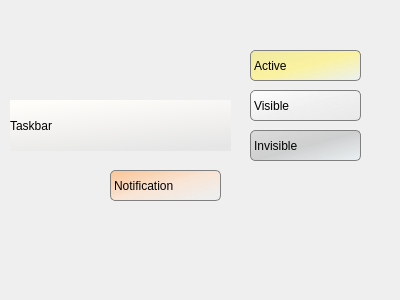
trueos/pcbsd, file lumina/lumina-desktop/images/sample-colorschemes.ui: the form before one commit.
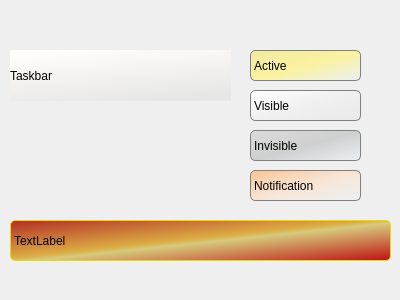
The form after the commit.

Commit message: Setup the desktop panels to now allow full transparency with the current window background. Also hard code a simple 1 pixel grey background with rounded corners for a cleaner edge for the panels.

```diff
--- a/lumina/lumina-desktop/images/sample-colorschemes.ui
+++ b/lumina/lumina-desktop/images/sample-colorschemes.ui
@@ -64,7 +64,7 @@
   <widget class="QLabel" name="label_4">
    <property name="geometry">
     <rect>
-     <x>110</x>
+     <x>250</x>
      <y>170</y>
      <width>111</width>
      <height>31</height>
@@ -83,7 +83,7 @@
    <property name="geometry">
     <rect>
      <x>10</x>
-     <y>100</y>
+     <y>50</y>
      <width>221</width>
      <height>51</height>
     </rect>
@@ -95,6 +95,22 @@
     <string>Taskbar</string>
    </property>
   </widget>
+  <widget class="QLabel" name="label_6">
+   <property name="geometry">
+    <rect>
+     <x>10</x>
+     <y>220</y>
+     <width>381</width>
+     <height>41</height>
+    </rect>
+   </property>
+   <property name="styleSheet">
+    <string notr="true">QLabel{ background: qlineargradient(spread:pad, x1:0, y1:0, x2:1, y2:1, stop:0 rgba(178, 45, 39, 255), stop:0.471591 rgba(221, 173, 68, 255), stop:0.528409 rgba(215, 202, 124, 255), stop:1 rgba(189, 17, 17, 255)); border-radius: 5px; border: 1px solid rgb(233, 218, 5);}</string>
+   </property>
+   <property name="text">
+    <string>TextLabel</string>
+   </property>
+  </widget>
  </widget>
  <resources/>
  <connections/>
```
The commit also changes 3 other files.
